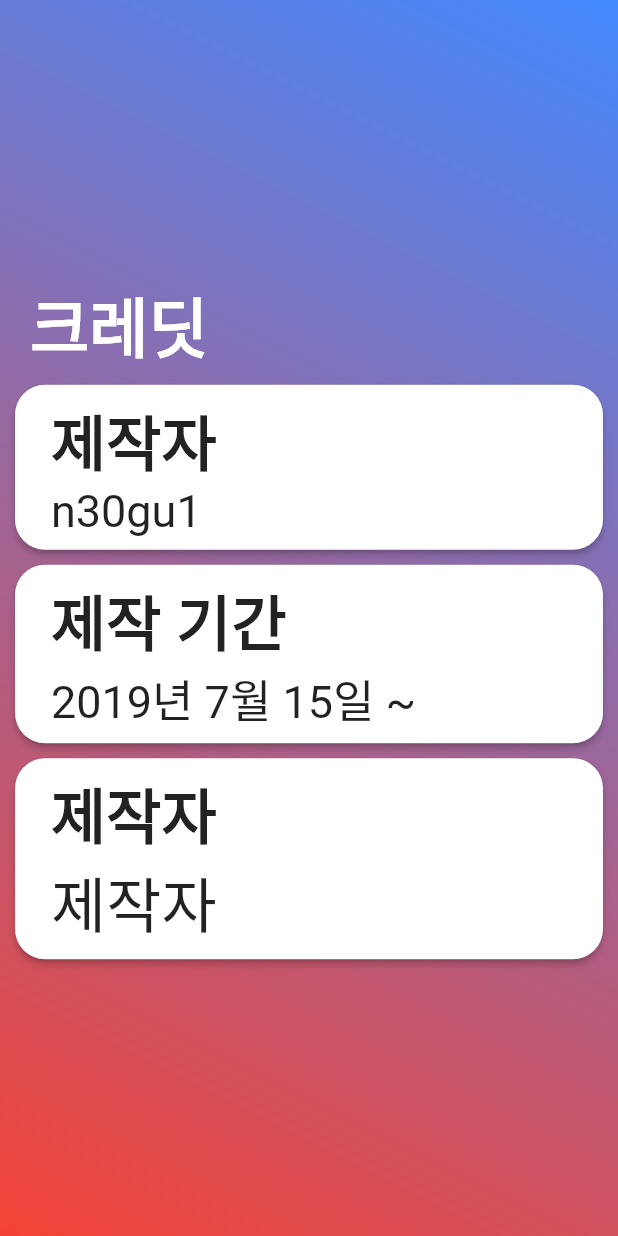
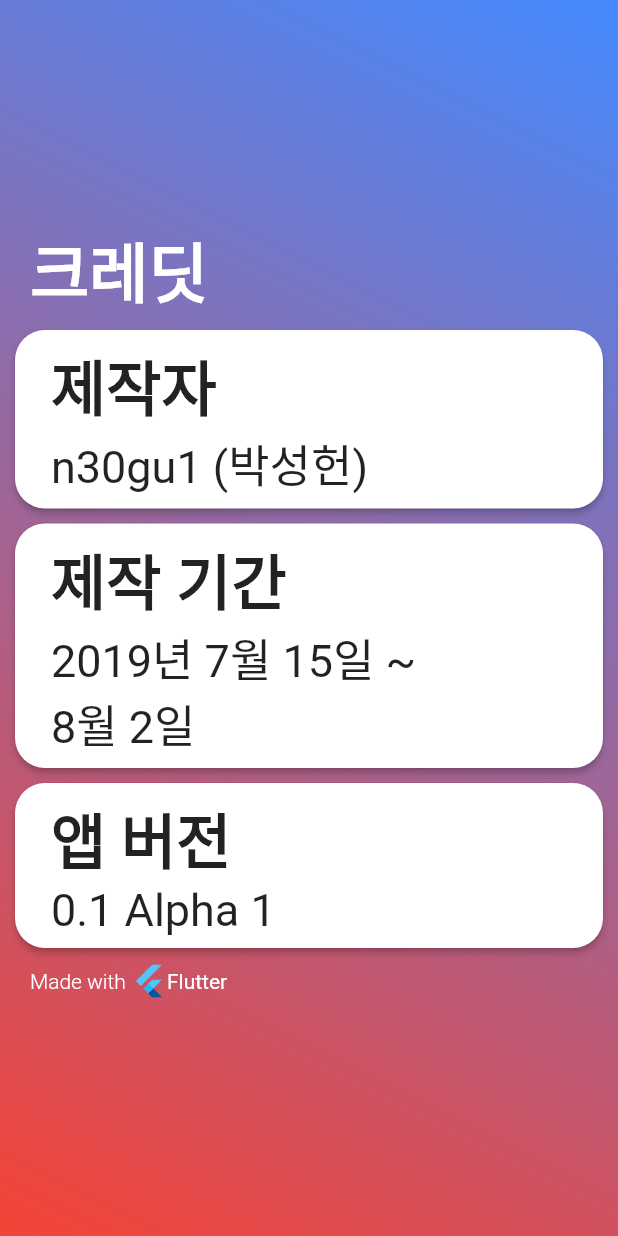
Before and after one commit to n30gu1/examcalc2, a Flutter app: the screen it shows after launch, after a tap on "크레딧", on a phone screen of 412 x 824 dp. Run offline on Flutter 3.47's test engine with Material 2 defaults, Android fonts, the phone set to English and light mode, and no system bars; our stand-ins replace keyboard_actions.

Commit message:
0.1 Alpha 1

```diff
--- a/lib/credit.dart
+++ b/lib/credit.dart
@@ -65,7 +65,7 @@ class HomePage extends StatelessWidget {
                               Row(
                                 children: <Widget>[
                                   Text(
-                                    'n30gu1',
+                                    'n30gu1 (박성헌)',
                                     style: TextStyle(fontSize: 30, fontWeight: FontWeight.w400),
                                   )
                                 ],
@@ -98,7 +98,7 @@ class HomePage extends StatelessWidget {
                                 Row(
                                   children: <Widget>[
                                     Text(
-                                      '2019년 7월 15일 ~',
+                                      '2019년 7월 15일 ~ \n8월 2일',
                                       style: TextStyle(fontSize: 30, fontWeight: FontWeight.w400),
                                     )
                                   ],
@@ -124,7 +124,7 @@ class HomePage extends StatelessWidget {
                                 Row(
                                   children: <Widget>[
                                     Text(
-                                      '제작자',
+                                      '앱 버전',
                                       style: TextStyle(fontSize: 40, fontWeight: FontWeight.bold),
                                     )
                                   ],
@@ -132,8 +132,8 @@ class HomePage extends StatelessWidget {
                                 Row(
                                   children: <Widget>[
                                     Text(
-                                      '제작자',
-                                      style: TextStyle(fontSize: 40),
+                                      '0.1 Alpha 1',
+                                      style: TextStyle(fontSize: 30, fontWeight: FontWeight.w400),
                                     )
                                   ],
                                 ),
@@ -146,6 +146,16 @@ class HomePage extends StatelessWidget {
                         ),
                       ),
                     ),
+                    Padding(
+                      padding: const EdgeInsets.all(10.0),
+                      child: Row(
+                        children: <Widget>[
+                          Text('Made with ', style: TextStyle(fontWeight: FontWeight.w300, color: Colors.white),),
+                          FlutterLogo(),
+                          Text('Flutter', style: TextStyle(color: Colors.white),)
+                        ],
+                      ),
+                    )
                   ],
                 ),
               ),
```
